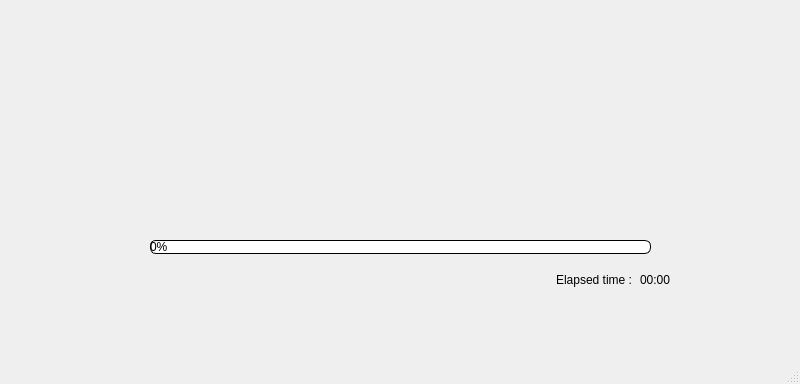
Before: the Qt Designer form mainwindow.ui in Jonathan-Tutu/QT_Custom_Installer, drawn with Qt 5.
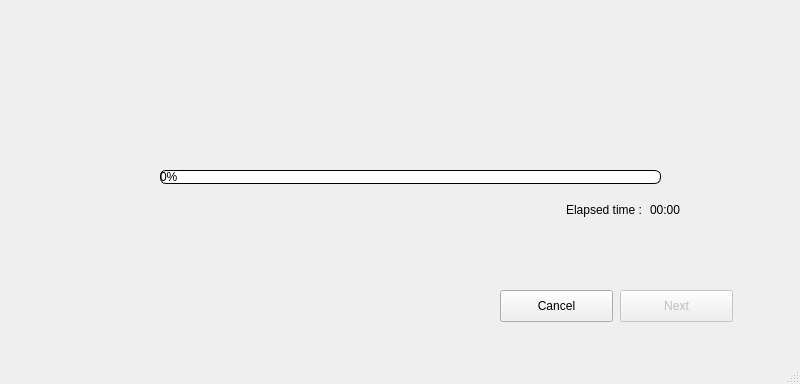
After: the same form once the commit is applied. The open tabs and pages were chosen to show the change.

Patch:
```diff
--- a/mainwindow.ui
+++ b/mainwindow.ui
@@ -30,11 +30,86 @@
      </size>
     </property>
     <widget class="QWidget" name="page">
+     <widget class="QPushButton" name="btn_next">
+      <property name="geometry">
+       <rect>
+        <x>620</x>
+        <y>310</y>
+        <width>113</width>
+        <height>32</height>
+       </rect>
+      </property>
+      <property name="text">
+       <string>Next</string>
+      </property>
+     </widget>
+    </widget>
+    <widget class="QWidget" name="page_2">
+     <widget class="QPushButton" name="btn_next_2">
+      <property name="geometry">
+       <rect>
+        <x>620</x>
+        <y>310</y>
+        <width>113</width>
+        <height>32</height>
+       </rect>
+      </property>
+      <property name="text">
+       <string>Next</string>
+      </property>
+     </widget>
+     <widget class="QPushButton" name="btn_cancel">
+      <property name="geometry">
+       <rect>
+        <x>500</x>
+        <y>310</y>
+        <width>113</width>
+        <height>32</height>
+       </rect>
+      </property>
+      <property name="text">
+       <string>Cancel</string>
+      </property>
+     </widget>
+    </widget>
+    <widget class="QWidget" name="page_3">
+     <widget class="QLabel" name="label">
+      <property name="geometry">
+       <rect>
+        <x>566</x>
+        <y>220</y>
+        <width>81</width>
+        <height>20</height>
+       </rect>
+      </property>
+      <property name="text">
+       <string>Elapsed time :</string>
+      </property>
+     </widget>
+     <widget class="QLabel" name="timer">
+      <property name="geometry">
+       <rect>
+        <x>650</x>
+        <y>220</y>
+        <width>81</width>
+        <height>20</height>
+       </rect>
+      </property>
+      <property name="text">
+       <string>00:00</string>
+      </property>
+      <property name="textFormat">
+       <enum>Qt::AutoText</enum>
+      </property>
+      <property name="wordWrap">
+       <bool>false</bool>
+      </property>
+     </widget>
      <widget class="QProgressBar" name="progressBar">
       <property name="geometry">
        <rect>
-        <x>150</x>
-        <y>260</y>
+        <x>160</x>
+        <y>190</y>
         <width>501</width>
         <height>14</height>
        </rect>
@@ -56,38 +131,35 @@
        <number>0</number>
       </property>
      </widget>
-     <widget class="QLabel" name="label">
-      <property name="geometry">
-       <rect>
-        <x>556</x>
-        <y>290</y>
-        <width>81</width>
-        <height>20</height>
-       </rect>
-      </property>
-      <property name="text">
-       <string>Elapsed time :</string>
-      </property>
-     </widget>
-     <widget class="QLabel" name="timer">
-      <property name="geometry">
-       <rect>
-        <x>640</x>
-        <y>290</y>
-        <width>81</width>
-        <height>20</height>
-       </rect>
-      </property>
-      <property name="text">
-       <string>00:00</string>
-      </property>
-      <property name="textFormat">
-       <enum>Qt::AutoText</enum>
-      </property>
-      <property name="wordWrap">
+     <widget class="QPushButton" name="btn_next_3">
+      <property name="enabled">
        <bool>false</bool>
       </property>
+      <property name="geometry">
+       <rect>
+        <x>620</x>
+        <y>310</y>
+        <width>113</width>
+        <height>32</height>
+       </rect>
+      </property>
+      <property name="text">
+       <string>Next</string>
+      </property>
      </widget>
+     <widget class="QPushButton" name="btn_cancel_2">
+      <property name="geometry">
+       <rect>
+        <x>500</x>
+        <y>310</y>
+        <width>113</width>
+        <height>32</height>
+       </rect>
+      </property>
+      <property name="text">
+       <string>Cancel</string>
+      </property>
+     </widget>
     </widget>
     <widget class="QWidget" name="page_2"/>
    </widget>
```
Left out of the diff: 18 changed lines with no effect on the pictures.
